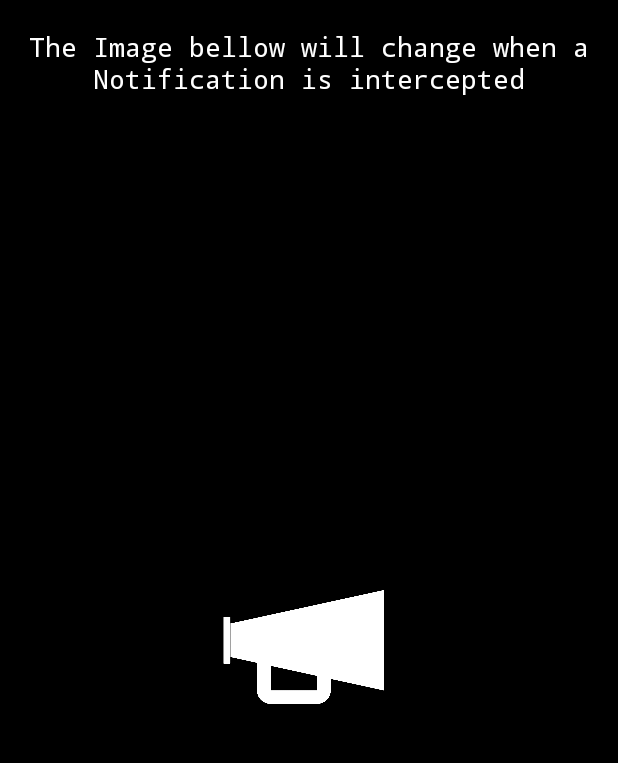
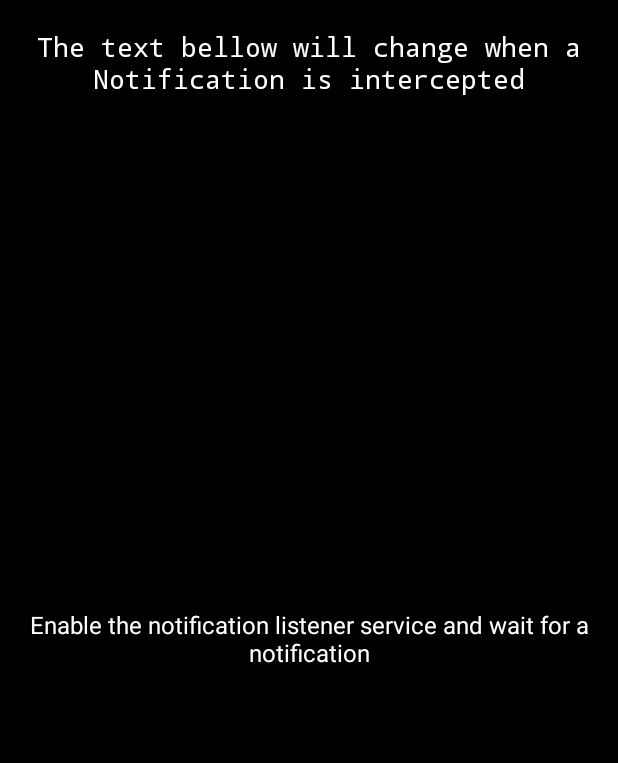
Before and after one commit to Lercerss/COMP599_A1, an Android app: the screen it shows after launch (MainActivity), on a phone screen of 412 x 824 dp, the part 84-847 px from its top. Run offline under Robolectric (Android 15) with nearby library versions, the phone set to English and light mode, and no system bars.

Commit message:
Parse notification content using extras

```diff
--- a/listener_app/app/build.gradle
+++ b/listener_app/app/build.gradle
@@ -6,7 +6,7 @@ android {
 
     defaultConfig {
         applicationId "com.github.chagall.notificationlistenerexample"
-        minSdkVersion 18
+        minSdkVersion 20
         targetSdkVersion 23
         versionCode 1
         versionName "1.0"
@@ -20,6 +20,7 @@ android {
 }
 
 dependencies {
+    implementation 'com.android.support.constraint:constraint-layout:1.1.3'
     compile fileTree(dir: 'libs', include: ['*.jar'])
     testCompile 'junit:junit:4.12'
     compile 'com.android.support:appcompat-v7:23.4.0'
--- a/listener_app/app/src/main/java/com/github/chagall/notificationlistenerexample/MainActivity.java
+++ b/listener_app/app/src/main/java/com/github/chagall/notificationlistenerexample/MainActivity.java
@@ -11,19 +11,19 @@ import android.provider.Settings;
 import android.support.v7.app.AppCompatActivity;
 import android.os.Bundle;
 import android.text.TextUtils;
-import android.widget.ImageView;
+import android.widget.TextView;
 
 /**
  * MIT License
- *
- *  Copyright (c) 2016 Fábio Alves Martins Pereira (Chagall)
- *
+ * <p>
+ * Copyright (c) 2016 Fábio Alves Martins Pereira (Chagall)
+ * <p>
  * Permission is hereby granted, free of charge, to any person obtaining a copy
  * of this software and associated documentation files (the "Software"), to deal
  * in the Software without restriction, including without limitation the rights
  * to use, copy, modify, merge, publish, distribute, sublicense, and/or sell
  * copies of the Software, and to permit persons to whom the Software is
- *
+ * <p>
  * THE SOFTWARE IS PROVIDED "AS IS", WITHOUT WARRANTY OF ANY KIND, EXPRESS OR
  * IMPLIED, INCLUDING BUT NOT LIMITED TO THE WARRANTIES OF MERCHANTABILITY,
  * FITNESS FOR A PARTICULAR PURPOSE AND NONINFRINGEMENT. IN NO EVENT SHALL THE
@@ -37,57 +37,38 @@ public class MainActivity extends AppCompatActivity {
     private static final String ENABLED_NOTIFICATION_LISTENERS = "enabled_notification_listeners";
     private static final String ACTION_NOTIFICATION_LISTENER_SETTINGS = "android.settings.ACTION_NOTIFICATION_LISTENER_SETTINGS";
 
-    private ImageView interceptedNotificationImageView;
+    private TextView displayedContentView;
     private ImageChangeBroadcastReceiver imageChangeBroadcastReceiver;
-    private AlertDialog enableNotificationListenerAlertDialog;
 
     @Override
     protected void onCreate(Bundle savedInstanceState) {
         super.onCreate(savedInstanceState);
         setContentView(R.layout.activity_main);
 
-        // Here we get a reference to the image we will modify when a notification is received
-        interceptedNotificationImageView
-                = (ImageView) this.findViewById(R.id.intercepted_notification_logo);
+        displayedContentView = (TextView) findViewById(R.id.displayed_content);
 
         // If the user did not turn the notification listener service on we prompt him to do so
-        if(!isNotificationServiceEnabled()){
-            enableNotificationListenerAlertDialog = buildNotificationServiceAlertDialog();
+        if (!isNotificationServiceEnabled()) {
+            AlertDialog enableNotificationListenerAlertDialog = buildNotificationServiceAlertDialog();
             enableNotificationListenerAlertDialog.show();
         }
 
         // Finally we register a receiver to tell the MainActivity when a notification has been received
         imageChangeBroadcastReceiver = new ImageChangeBroadcastReceiver();
-        IntentFilter intentFilter = new IntentFilter();
-        intentFilter.addAction("com.github.chagall.notificationlistenerexample");
-        registerReceiver(imageChangeBroadcastReceiver,intentFilter);
+        imageChangeBroadcastReceiver.register();
     }
 
     @Override
     protected void onDestroy() {
         super.onDestroy();
-        unregisterReceiver(imageChangeBroadcastReceiver);
+        imageChangeBroadcastReceiver.unregister();
     }
 
-    /**
-     * Change Intercepted Notification Image
-     * Changes the MainActivity image based on which notification was intercepted
-     * @param notificationCode The intercepted notification code
-     */
-    private void changeInterceptedNotificationImage(int notificationCode){
-        switch(notificationCode){
-            case NotificationListenerExampleService.InterceptedNotificationCode.FACEBOOK_CODE:
-                interceptedNotificationImageView.setImageResource(R.drawable.facebook_logo);
-                break;
-            case NotificationListenerExampleService.InterceptedNotificationCode.INSTAGRAM_CODE:
-                interceptedNotificationImageView.setImageResource(R.drawable.instagram_logo);
-                break;
-            case NotificationListenerExampleService.InterceptedNotificationCode.WHATSAPP_CODE:
-                interceptedNotificationImageView.setImageResource(R.drawable.whatsapp_logo);
-                break;
-            case NotificationListenerExampleService.InterceptedNotificationCode.OTHER_NOTIFICATIONS_CODE:
-                interceptedNotificationImageView.setImageResource(R.drawable.other_notification_logo);
-                break;
+    private void setDisplayedContent(String newContent) {
+        if (newContent == null || newContent.length() == 0) {
+            displayedContentView.setText(R.string.notification_placeholder);
+        } else {
+            displayedContentView.setText(newContent);
         }
     }
 
@@ -95,9 +76,10 @@ public class MainActivity extends AppCompatActivity {
      * Is Notification Service Enabled.
      * Verifies if the notification listener service is enabled.
      * Got it from: https://github.com/kpbird/NotificationListenerService-Example/blob/master/NLSExample/src/main/java/com/kpbird/nlsexample/NLService.java
+     *
      * @return True if enabled, false otherwise.
      */
-    private boolean isNotificationServiceEnabled(){
+    private boolean isNotificationServiceEnabled() {
         String pkgName = getPackageName();
         final String flat = Settings.Secure.getString(getContentResolver(),
                 ENABLED_NOTIFICATION_LISTENERS);
@@ -120,12 +102,22 @@ public class MainActivity extends AppCompatActivity {
      * We use this Broadcast Receiver to notify the Main Activity when
      * a new notification has arrived, so it can properly change the
      * notification image
-     * */
+     */
     public class ImageChangeBroadcastReceiver extends BroadcastReceiver {
         @Override
         public void onReceive(Context context, Intent intent) {
-            int receivedNotificationCode = intent.getIntExtra("Notification Code",-1);
-            changeInterceptedNotificationImage(receivedNotificationCode);
+            String notifContent = intent.getStringExtra(NotificationListenerExampleService.NOTIFICATION_CONTENT_KEY);
+            setDisplayedContent(notifContent);
+        }
+
+        private void register() {
+            IntentFilter intentFilter = new IntentFilter();
+            intentFilter.addAction(NotificationListenerExampleService.INTENT_KEY);
+            registerReceiver(this, intentFilter);
+        }
+
+        private void unregister() {
+            unregisterReceiver(this);
         }
     }
 
@@ -134,15 +126,17 @@ public class MainActivity extends AppCompatActivity {
      * Build Notification Listener Alert Dialog.
      * Builds the alert dialog that pops up if the user has not turned
      * the Notification Listener Service on yet.
+     *
      * @return An alert dialog which leads to the notification enabling screen
      */
-    private AlertDialog buildNotificationServiceAlertDialog(){
+    private AlertDialog buildNotificationServiceAlertDialog() {
         AlertDialog.Builder alertDialogBuilder = new AlertDialog.Builder(this);
         alertDialogBuilder.setTitle(R.string.notification_listener_service);
         alertDialogBuilder.setMessage(R.string.notification_listener_service_explanation);
         alertDialogBuilder.setPositiveButton(R.string.yes,
                 new DialogInterface.OnClickListener() {
                     public void onClick(DialogInterface dialog, int id) {
+                        // Requires user input through system settings
                         startActivity(new Intent(ACTION_NOTIFICATION_LISTENER_SETTINGS));
                     }
                 });
@@ -153,6 +147,6 @@ public class MainActivity extends AppCompatActivity {
                         // the app. will not work as expected
                     }
                 });
-        return(alertDialogBuilder.create());
+        return (alertDialogBuilder.create());
     }
 }
--- a/listener_app/app/src/main/res/layout/activity_main.xml
+++ b/listener_app/app/src/main/res/layout/activity_main.xml
@@ -1,38 +1,48 @@
 <?xml version="1.0" encoding="utf-8"?>
-<LinearLayout
-    xmlns:android="http://schemas.android.com/apk/res/android"
+<LinearLayout xmlns:android="http://schemas.android.com/apk/res/android"
+    xmlns:app="http://schemas.android.com/apk/res-auto"
+    android:layout_width="match_parent"
     android:layout_height="match_parent"
-    android:layout_width="match_parent"
-    android:orientation="vertical"
-    android:background="@color/black">
+    android:background="@color/black"
+    android:orientation="vertical">
 
     <TextView
+        android:id="@+id/image_change_explanation"
         android:layout_width="wrap_content"
         android:layout_height="wrap_content"
-        android:text="@string/image_change_explanaton"
-        android:id="@+id/image_change_explanation"
-        android:textColor="@color/white"
+        android:layout_marginLeft="16dp"
         android:layout_marginTop="18.5dp"
         android:layout_marginRight="16dp"
-        android:layout_marginLeft="16dp"
         android:layout_marginBottom="18dp"
+        android:text="@string/image_change_explanaton"
+        android:textAlignment="center"
+        android:textColor="@color/white"
         android:textSize="18sp"
-        android:typeface="monospace"
-        android:textAlignment="center" />
+        android:typeface="monospace" />
 
-    <FrameLayout
+    <android.support.constraint.ConstraintLayout
+        android:id="@+id/intercepted_notification_logo_container"
         android:layout_width="match_parent"
-        android:layout_height="match_parent"
-        android:id="@+id/intercepted_notification_logo_container">
+        android:layout_height="match_parent">
 
-        <ImageView
-            android:layout_width="200dp"
-            android:layout_height="200dp"
-            android:id="@+id/intercepted_notification_logo"
-            android:src="@drawable/notification_logo"
-            android:contentDescription="@string/notification_logo"
-            android:layout_gravity="center" />
+        <TextView
+            android:id="@+id/displayed_content"
+            android:layout_width="wrap_content"
+            android:layout_height="wrap_content"
+            android:layout_marginLeft="16dp"
+            android:layout_marginTop="18.5dp"
+            android:layout_marginRight="16dp"
+            android:layout_marginBottom="18dp"
+            android:text="@string/notification_placeholder"
+            android:textAlignment="center"
+            android:textColor="@color/white"
+            android:textSize="16sp"
+            app:layout_constraintBottom_toBottomOf="parent"
+            app:layout_constraintLeft_toLeftOf="parent"
+            app:layout_constraintRight_toRightOf="parent"
+            app:layout_constraintTop_toTopOf="parent" />
 
-    </FrameLayout>
+    </android.support.constraint.ConstraintLayout>
+
 
 </LinearLayout>
--- a/listener_app/app/src/main/res/values/strings.xml
+++ b/listener_app/app/src/main/res/values/strings.xml
@@ -2,14 +2,15 @@
 
     <string name="app_name">NotificationListenerExample</string>
     <string name="service_label">NotificationListenerExampleService</string>
-    <string name="image_change_explanaton">The Image bellow will change when a Notification is intercepted</string>
+    <string name="image_change_explanaton">The text bellow will change when a Notification is intercepted</string>
 
     <!-- Placeholder string for if the image doesn't load -->
-    <string name="notification_logo">Intercepted Notification Logo</string>
+    <string name="notification_placeholder">Enable the notification listener service and wait for a notification</string>
+    <string name="notification_failure_placeholder">Could not parse text from notifications</string>
 
     <!-- Strings related to the Alert Dialog -->
     <string name="notification_listener_service">"Notification Listener Service"</string>
-    <string name="notification_listener_service_explanation">"For the the app. to work you need to enable the Notification Listener Service. Enable it now?"</string>
+    <string name="notification_listener_service_explanation">"For the app. to work you need to enable the Notification Listener Service. Enable it now?"</string>
     <string name="yes">Yes</string>
     <string name="no">No</string>
 
```
Also changed, not shown: listener_app/app/src/main/java/com/github/chagall/notificationlistenerexample/NotificationListenerExampleService.java (+100 -62 lines), listener_app/gradle/wrapper/gradle-wrapper.properties.
